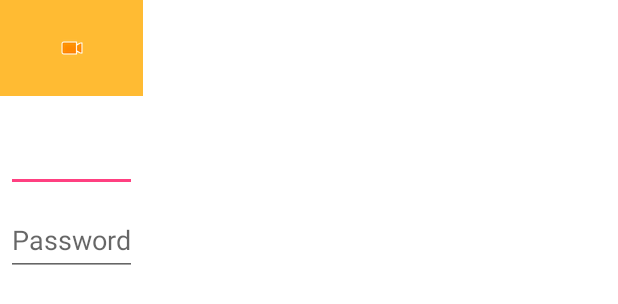
After one commit to SaadNiaziDev/Hisaab_Kitaab, an Android app: the layout dialog_signin.xml on its own in the app's theme, with its tools: preview values and no code run, on a phone screen of 412 x 824 dp. The commit adds this screen. Shown: the top 304 px of the screen. Run offline under Robolectric (Android 15) with nearby library versions, the phone set to English and light mode, and no system bars.

Commit message:
dialoug box added

```diff
--- a/app/src/main/res/layout/activity_home_screen.xml
+++ b/app/src/main/res/layout/activity_home_screen.xml
@@ -20,7 +20,7 @@
             android:id="@+id/recyclerView"
             android:layout_width="306dp"
             android:layout_height="477dp"
-            app:layout_constraintBottom_toTopOf="@+id/button4"
+            app:layout_constraintBottom_toTopOf="@+id/add_btn"
             app:layout_constraintEnd_toEndOf="parent"
             app:layout_constraintStart_toStartOf="parent" />
 
@@ -76,12 +76,12 @@
         </LinearLayout>
 
         <Button
-            android:id="@+id/button4"
+            android:id="@+id/add_btn"
             android:layout_width="200dp"
             android:layout_height="48dp"
             android:layout_marginBottom="16dp"
             android:background="@drawable/btn_custom"
-            android:text="Button"
+            android:text="@string/add"
             app:layout_constraintBottom_toBottomOf="parent"
             app:layout_constraintEnd_toEndOf="parent"
             app:layout_constraintHorizontal_bias="0.497"
--- /dev/null
+++ b/app/src/main/res/layout/dialog_signin.xml
@@ -0,0 +1,40 @@
+<LinearLayout xmlns:android="http://schemas.android.com/apk/res/android"
+    xmlns:app="http://schemas.android.com/apk/res-auto"
+    xmlns:tools="http://schemas.android.com/tools"
+    android:orientation="vertical"
+    android:layout_width="wrap_content"
+    android:layout_height="wrap_content">
+
+    <ImageView
+        android:layout_width="match_parent"
+        android:layout_height="64dp"
+        android:background="#FFFFBB33"
+        android:contentDescription="@string/app_name"
+        android:scaleType="center"
+        tools:srcCompat="@android:drawable/presence_video_away" />
+
+    <EditText
+        android:id="@+id/username"
+        android:layout_width="match_parent"
+        android:layout_height="wrap_content"
+        android:layout_marginLeft="4dp"
+        android:layout_marginTop="16dp"
+        android:layout_marginRight="4dp"
+        android:layout_marginBottom="4dp"
+        android:inputType="textEmailAddress"
+        android:minHeight="48dp"
+        tools:ignore="SpeakableTextPresentCheck" />
+
+    <EditText
+        android:id="@+id/password"
+        android:layout_width="match_parent"
+        android:layout_height="wrap_content"
+        android:layout_marginLeft="4dp"
+        android:layout_marginTop="4dp"
+        android:layout_marginRight="4dp"
+        android:layout_marginBottom="16dp"
+        android:fontFamily="sans-serif"
+        android:hint="@string/password"
+        android:inputType="textPassword"
+        android:minHeight="48dp" />
+</LinearLayout>
--- a/app/src/main/res/values/strings.xml
+++ b/app/src/main/res/values/strings.xml
@@ -11,4 +11,5 @@
     <string name="register">Register</string>
     <string name="re_type_password">Re-type Password</string>
     <string name="your_name">Full Name</string>
+    <string name="add">ADD</string>
 </resources>
```
Also changed, not shown: app/src/main/java/com/example/hisaab_kitaab/HomeScreen.java (+38 -0 lines), app/src/main/java/com/example/hisaab_kitaab/fragment_register.java (+5 -4 lines).
